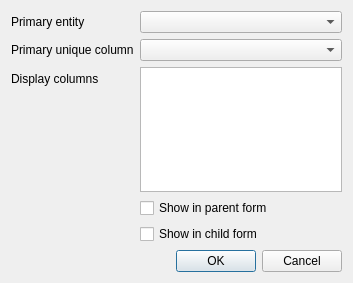
gltn/stdm, file ui/wizard/ui_fk_property.ui: the form before one commit.
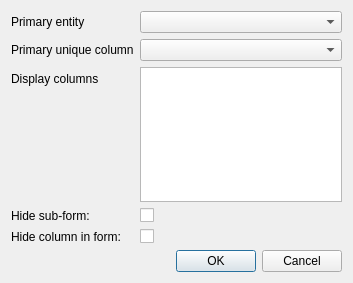
The form after the commit.

Commit message: Enhanced auto generate code from columns

```diff
--- a/ui/wizard/ui_fk_property.ui
+++ b/ui/wizard/ui_fk_property.ui
@@ -73,16 +73,6 @@
      </property>
     </widget>
    </item>
-   <item row="2" column="1">
-    <widget class="QListView" name="lvDisplayCol">
-     <property name="sizePolicy">
-      <sizepolicy hsizetype="Expanding" vsizetype="Expanding">
-       <horstretch>1</horstretch>
-       <verstretch>0</verstretch>
-      </sizepolicy>
-     </property>
-    </widget>
-   </item>
    <item row="5" column="1">
     <widget class="QDialogButtonBox" name="buttonBox">
      <property name="orientation">
@@ -96,14 +86,38 @@
    <item row="3" column="1">
     <widget class="QCheckBox" name="show_in_parent_chk">
      <property name="text">
-      <string>Show in parent form</string>
+      <string/>
      </property>
     </widget>
    </item>
    <item row="4" column="1">
     <widget class="QCheckBox" name="show_in_child_chk">
      <property name="text">
-      <string>Show in child form</string>
+      <string/>
+     </property>
+    </widget>
+   </item>
+   <item row="3" column="0">
+    <widget class="QLabel" name="label_4">
+     <property name="text">
+      <string>Hide sub-form:</string>
+     </property>
+    </widget>
+   </item>
+   <item row="4" column="0">
+    <widget class="QLabel" name="label_5">
+     <property name="text">
+      <string>Hide column in form:</string>
+     </property>
+    </widget>
+   </item>
+   <item row="2" column="1">
+    <widget class="QListView" name="lvDisplayCol">
+     <property name="sizePolicy">
+      <sizepolicy hsizetype="Expanding" vsizetype="Expanding">
+       <horstretch>1</horstretch>
+       <verstretch>0</verstretch>
+      </sizepolicy>
      </property>
     </widget>
    </item>
```
The commit also changes 14 other files.
